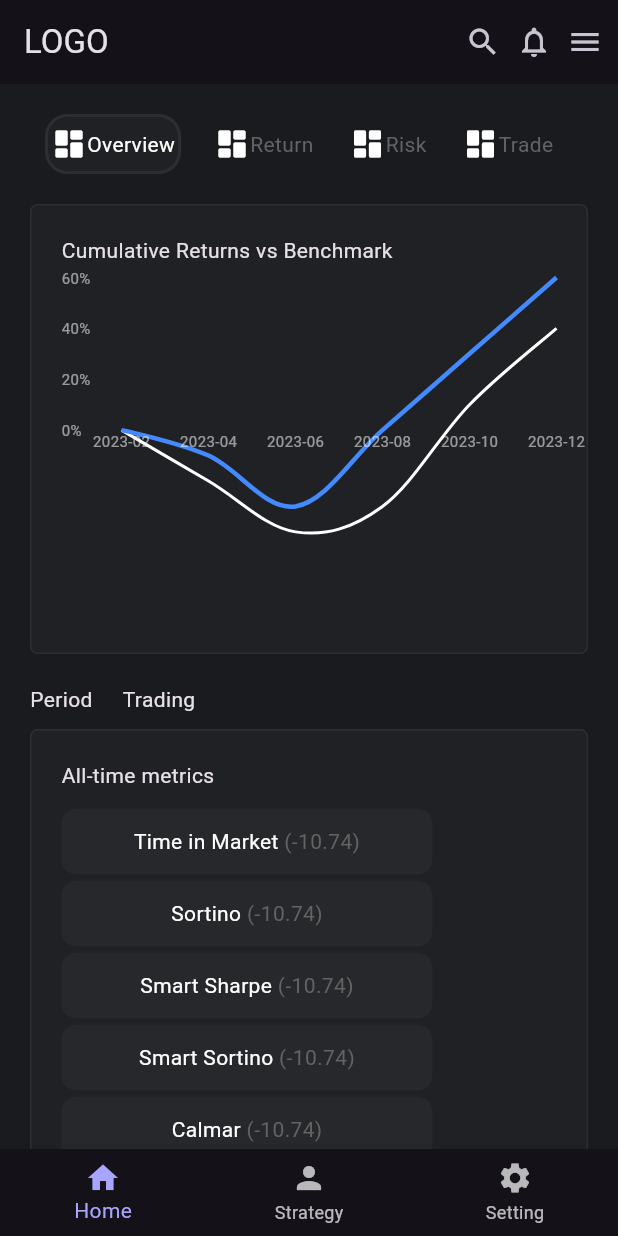
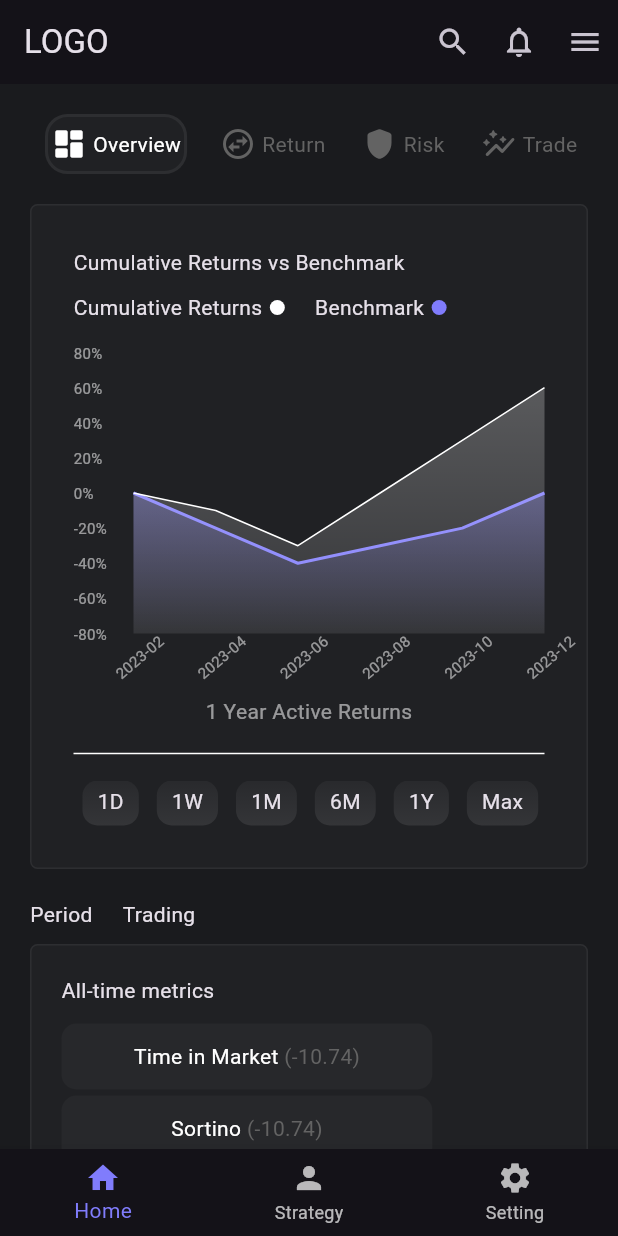
Before and after one commit to Wannabe-King/TradeAppUI, a Flutter app: the screen it shows after launch, on a phone screen of 412 x 824 dp. Run offline on Flutter 3.47's test engine with Material 3 defaults, Android fonts, the phone set to English and light mode, and no system bars; drawn by our look-alikes of fl_chart; Roboto replaces fonts that are missing (Poppins).

Commit message:
graph done and ui changes

```diff
--- a/lib/data/line_chart_data.dart
+++ b/lib/data/line_chart_data.dart
@@ -6,8 +6,8 @@ class LineData {
     FlSpot(1, -20),
     FlSpot(2, -40),
     FlSpot(3, -30),
-    FlSpot(4, 10),
-    FlSpot(5, 40),
+    FlSpot(4, -20),
+    FlSpot(5, 0),
   ];
 
   final spots2 = const [
--- a/lib/data/top_menu_data.dart
+++ b/lib/data/top_menu_data.dart
@@ -9,13 +9,13 @@ class TopMenuData {
       selected: true,
     ),
     TopMenuModel(
-      icon: Icons.dashboard_rounded,
+      icon: Icons.swap_horizontal_circle_outlined,
       lable: "Return",
       selected: false,
     ),
-    TopMenuModel(icon: Icons.dashboard_rounded, lable: "Risk", selected: false),
+    TopMenuModel(icon: Icons.shield_rounded, lable: "Risk", selected: false),
     TopMenuModel(
-      icon: Icons.dashboard_rounded,
+      icon: Icons.auto_graph_rounded,
       lable: "Trade",
       selected: false,
     ),
--- a/lib/screens/home_screen.dart
+++ b/lib/screens/home_screen.dart
@@ -2,6 +2,7 @@ import 'package:flutter/gestures.dart';
 import 'package:flutter/material.dart';
 import 'package:stockportfoliodashboard/data/top_menu_data.dart';
 import 'package:stockportfoliodashboard/utils/constants/colors.dart';
+import 'package:stockportfoliodashboard/utils/widgets/action_item.dart';
 import 'package:stockportfoliodashboard/utils/widgets/custom_card.dart';
 import 'package:stockportfoliodashboard/utils/widgets/line_chart_card.dart';
 import 'package:stockportfoliodashboard/utils/widgets/metric_item.dart';
@@ -147,31 +148,18 @@ class _HomeScreenState extends State<HomeScreen> {
         appBar: AppBar(
           title: Text("LOGO"),
           actions: [
-            Padding(
-              padding: const EdgeInsets.only(right: 10.0),
-              child: Icon(Icons.search),
-            ),
-            Padding(
-              padding: const EdgeInsets.only(right: 10.0),
-              child: Icon(Icons.notifications_none_outlined),
-            ),
-
-            Padding(
-              padding: const EdgeInsets.only(right: 10.0),
-              child: Builder(
-                builder: (context) {
-                  return InkWell(
-                    onTap: () => Scaffold.of(context).openEndDrawer(),
-                    child: Icon(Icons.menu),
-                  );
-                },
-              ),
+            ActionItem(icon: Icons.search, padding: 20),
+            ActionItem(icon: Icons.notifications_none_outlined, padding: 20),
+            ActionItem(
+              icon: Icons.menu,
+              padding: 10,
+              onTap: () => Scaffold.of(context).openEndDrawer(),
             ),
           ],
         ),
         body: SingleChildScrollView(
           child: Container(
-            height: MediaQuery.of(context).size.height,
+            // height: MediaQuery.of(context).size.height,
             padding: EdgeInsets.all(20),
             child: Column(
               children: [
@@ -187,7 +175,7 @@ class _HomeScreenState extends State<HomeScreen> {
                 SizedBox(height: 20),
 
                 //Graph Container
-                CustomCard(height: 300, padding: 20, child: LineChartCard()),
+                CustomCard(padding: 20, child: LineChartCard()),
                 SizedBox(height: 20),
 
                 Row(spacing: 20, children: [Text("Period"), Text("Trading")]),
--- a/lib/utils/constants/colors.dart
+++ b/lib/utils/constants/colors.dart
@@ -6,7 +6,7 @@ class ColorX {
   //Background Colors
   static const Color backgroundColor = Color(0xFF14161B);
   static const Color primaryColor = Color(0xFF1A1B1E);
-  static const Color secondaryColor = Color(0xFFA8A5FF);
+  static const Color secondaryColor = Color.fromARGB(255, 128, 124, 252);
   static const Color hueColor = Color.fromRGBO(255, 255, 255, 0.025);
   static const Color hueMetricColor = Color.fromRGBO(255, 255, 255, 0.03);
   static const Color borderColor = Color.fromRGBO(255, 255, 255, 0.06);
@@ -22,6 +22,24 @@ class ColorX {
     ],
   );
 
+  static const Gradient primaryGraphGradient = LinearGradient(
+    begin: Alignment.topCenter,
+    end: Alignment.bottomCenter,
+    colors: [
+      Color.fromRGBO(255, 255, 255, 0.26),
+      Color.fromRGBO(255, 255, 255, 0.09),
+    ],
+  );
+
+  static const Gradient secondaryGraphGradient = LinearGradient(
+    begin: Alignment.topCenter,
+    end: Alignment.bottomCenter,
+    colors: [
+      Color.fromARGB(87, 128, 124, 252),
+      Color.fromARGB(1, 128, 124, 252),
+    ],
+  );
+
   //Text Colors
   static const Color primaryTextColor = Color(0xFFFFFFFF);
   static const Color secondaryTextColor = Color(0xFF636363);
--- /dev/null
+++ b/lib/utils/widgets/action_item.dart
@@ -0,0 +1,24 @@
+import 'package:flutter/material.dart';
+
+class ActionItem extends StatelessWidget {
+  final IconData icon;
+  final double padding;
+  final Function()? onTap;
+
+  const ActionItem({super.key, required this.icon, required this.padding, this.onTap});
+
+  @override
+  Widget build(BuildContext context) {
+    return Padding(
+      padding: EdgeInsets.only(right: padding),
+      child: Builder(
+        builder: (context) {
+          return InkWell(
+            onTap: onTap,
+            child: Icon(icon),
+          );
+        },
+      ),
+    );
+  }
+}
--- a/lib/utils/widgets/line_chart_card.dart
+++ b/lib/utils/widgets/line_chart_card.dart
@@ -10,18 +10,59 @@ class LineChartCard extends StatelessWidget {
   Widget build(BuildContext context) {
     final data = LineData();
 
-    return Column(
+    Widget buildTimelineButton(String title) {
+      return Container(
+        margin: EdgeInsets.symmetric(horizontal: 6),
+        padding: EdgeInsets.symmetric(vertical: 4, horizontal: 10),
+        decoration: BoxDecoration(
+          gradient: ColorX.buttonGradient,
+          borderRadius: BorderRadius.circular(10),
+        ),
+        child: Text(title),
+      );
+    }
+
+    return Padding(
+      padding: const EdgeInsets.all(8.0),
+      child: Column(
         crossAxisAlignment: CrossAxisAlignment.start,
         children: [
           Padding(
-          padding: const EdgeInsets.only(bottom: 8.0),
+            padding: const EdgeInsets.only(bottom: 10.0),
             child: Text(
               "Cumulative Returns vs Benchmark",
               style: TextStyle(fontSize: 14),
             ),
           ),
+          Padding(
+            padding: const EdgeInsets.only(bottom: 20.0),
+            child: Row(
+              children: [
+                Text("Cumulative Returns"),
+                Container(
+                  margin: EdgeInsets.only(left: 5, right: 20),
+                  width: 10,
+                  height: 10,
+                  decoration: BoxDecoration(
+                    color: ColorX.primaryTextColor,
+                    borderRadius: BorderRadius.circular(10),
+                  ),
+                ),
+                Text("Benchmark"),
+                Container(
+                  margin: EdgeInsets.only(left: 5, right: 20),
+                  width: 10,
+                  height: 10,
+                  decoration: BoxDecoration(
+                    color: ColorX.secondaryColor,
+                    borderRadius: BorderRadius.circular(10),
+                  ),
+                ),
+              ],
+            ),
+          ),
           AspectRatio(
-          aspectRatio: 16 / 6,
+            aspectRatio: 18 / 12,
             child: LineChart(
               LineChartData(
                 lineTouchData: LineTouchData(handleBuiltInTouches: true),
@@ -33,39 +74,6 @@ class LineChartCard extends StatelessWidget {
                   rightTitles: AxisTitles(
                     sideTitles: SideTitles(showTitles: false),
                   ),
-                // bottomTitles: AxisTitles(
-                //   sideTitles: SideTitles(
-                //     showTitles: true,
-                //     getTitlesWidget: (value, meta) {
-                //       if (value % 1 == 0 &&
-                //           value ~/ 1 < data.bottomTitle.length) {
-                //         return Text(
-                //           data.bottomTitle[value.toInt()],
-                //           style: TextStyle(color: Colors.white54, fontSize: 10),
-                //         );
-                //       }
-                //       return SizedBox.shrink();
-                //     },
-                //     interval: 1,
-                //   ),
-                // ),
-                // leftTitles: AxisTitles(
-                //   sideTitles: SideTitles(
-                //     showTitles: true,
-                //     reservedSize: 40,
-                //     getTitlesWidget: (value, meta) {
-                //       if (value % 1 == 0 &&
-                //           value ~/ 1 < data.leftTitle.length) {
-                //         return Text(
-                //           '${data.leftTitle[value.toInt()]}%',
-                //           style: TextStyle(color: Colors.white54, fontSize: 10),
-                //         );
-                //       }
-                //       return SizedBox();
-                //     },
-                //     interval: 20,
-                //   ),
-                // ),
                   leftTitles: AxisTitles(
                     sideTitles: SideTitles(
                       showTitles: true,
@@ -92,9 +100,18 @@ class LineChartCard extends StatelessWidget {
                           '2023-12',
                         ];
                         if (value % 1 == 0 && value ~/ 1 < months.length) {
-                        return Text(
+                          return Transform.rotate(
+                            angle: -0.7,
+                            child: Padding(
+                              padding: const EdgeInsets.only(top: 10.0),
+                              child: Text(
                                 months[value.toInt()],
-                          style: TextStyle(color: Colors.white54, fontSize: 10),
+                                style: TextStyle(
+                                  color: Colors.white54,
+                                  fontSize: 10,
+                                ),
+                              ),
+                            ),
                           );
                         }
                         return SizedBox.shrink();
@@ -106,34 +123,56 @@ class LineChartCard extends StatelessWidget {
                 borderData: FlBorderData(show: false),
                 lineBarsData: [
                   LineChartBarData(
-                  isCurved: true,
-                  color: ColorX.primaryTextColor,
+                    // isCurved: true,
+                    color: ColorX.secondaryColor,
                     barWidth: 2,
-                  belowBarData: BarAreaData(),
+                    belowBarData: BarAreaData(
+                      show: true,
+                      gradient: ColorX.secondaryGraphGradient,
+                    ),
                     dotData: FlDotData(show: false),
                     spots: data.spots1,
                   ),
                   LineChartBarData(
-                  isCurved: true,
-                  spots: [
-                    FlSpot(0, 0),
-                    FlSpot(1, -10),
-                    FlSpot(2, -30),
-                    FlSpot(3, 0),
-                    FlSpot(4, 30),
-                    FlSpot(5, 60),
-                  ],
-                  color: Colors.blueAccent,
-                  barWidth: 3,
+                    spots: data.spots2,
+                    color: ColorX.primaryTextColor,
+                    belowBarData: BarAreaData(
+                      show: true,
+                      gradient: ColorX.primaryGraphGradient,
+                    ),
+                    barWidth: 1,
                     dotData: FlDotData(show: false),
                   ),
                 ],
                 minX: 0,
-              minY: 0,
+                minY: -80,
+                maxY: 80,
               ),
             ),
           ),
+          Center(
+            child: Padding(
+              padding: const EdgeInsets.only(top: 20.0, bottom: 10),
+              child: Text(
+                '1 Year Active Returns',
+                style: TextStyle(color: Colors.white54, fontSize: 14),
+              ),
+            ),
+          ),
+          Divider(thickness: 1, color: ColorX.primaryTextColor),
+          Container(
+            margin: EdgeInsets.only(top: 10),
+            height: 30,
+            child: ListView.builder(
+              scrollDirection: Axis.horizontal,
+              itemCount: data.leftTitle.length,
+              itemBuilder:
+                  (context, index) =>
+                      buildTimelineButton(data.leftTitle[index]),
+            ),
+          ),
         ],
+      ),
     );
   }
 }
--- a/lib/utils/widgets/top_menu_options.dart
+++ b/lib/utils/widgets/top_menu_options.dart
@@ -33,7 +33,14 @@ class TopMenuOptions extends StatelessWidget {
                 : null,
         child: Row(
           children: [
-            Icon(icon),
+            Icon(
+              icon,
+              color:
+                  selected
+                      ? ColorX.primaryTextColor
+                      : ColorX.secondaryTextColor,
+            ),
+            SizedBox(width: 4),
             Text(
               lable,
               style: TextStyle(
```
Lines whose indentation alone changed are shown as unchanged.
